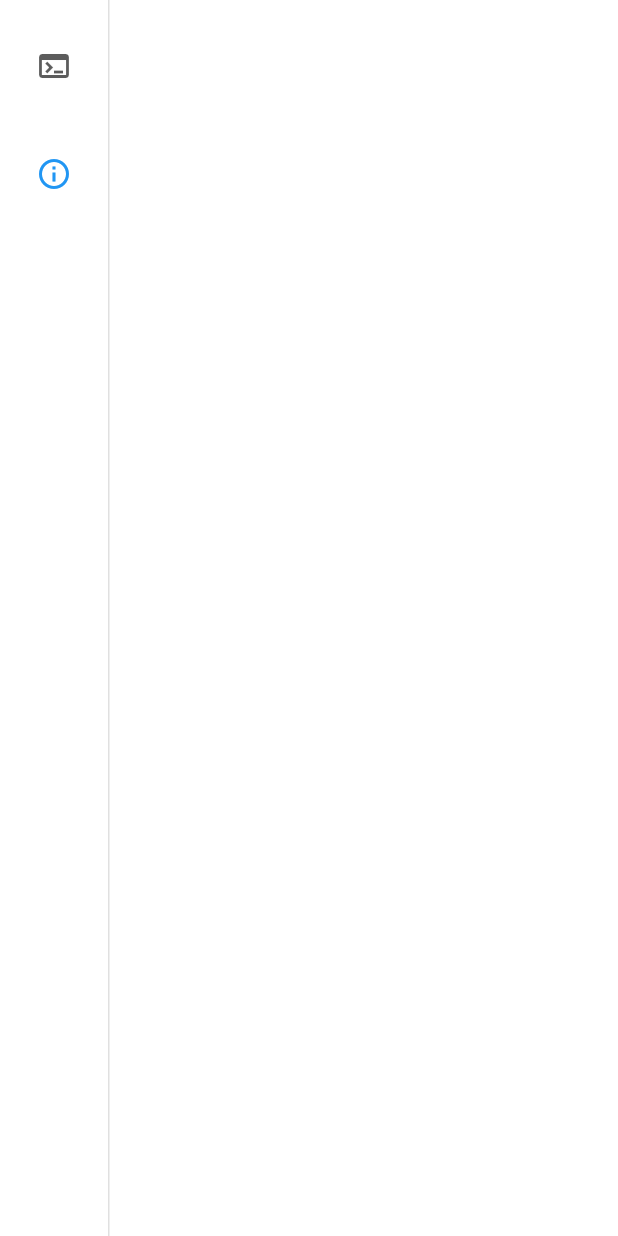
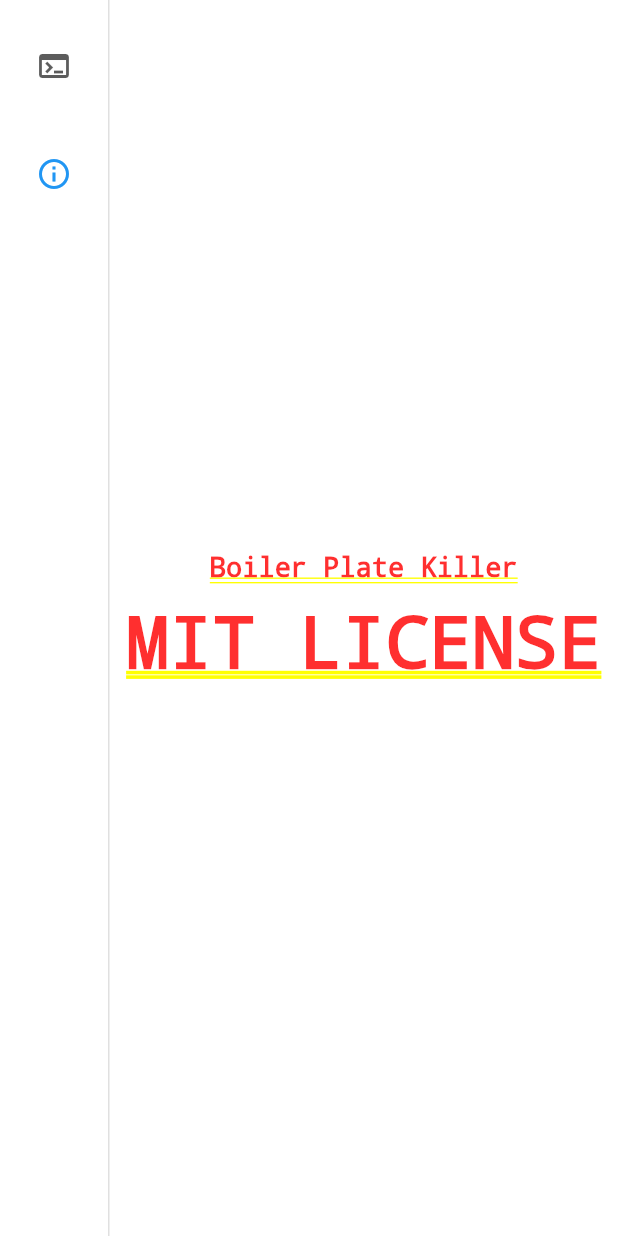
Before and after one commit to alexandreparra/boiler_plate_killer, a Flutter app: the screen it shows after launch, after a tap on "About", on a phone screen of 412 x 824 dp. Run offline on Flutter 3.47's test engine with Material 2 defaults, Android fonts, the phone set to English and light mode, and no system bars.

Commit message:
[DRAFT] AboutPage

```diff
--- /dev/null
+++ b/lib/pages/about/about_page.dart
@@ -0,0 +1,19 @@
+import 'package:flutter/cupertino.dart';
+
+class AboutPage extends StatelessWidget {
+  const AboutPage({Key? key}) : super(key: key);
+
+  @override
+  Widget build(BuildContext context) {
+    return Center(
+      child: Column(
+        mainAxisSize: MainAxisSize.min,
+        children: const [
+          Text('Boiler Plate Killer', style: TextStyle(fontSize: 18)),
+          SizedBox(height: 12),
+          Text('MIT LICENSE')
+        ],
+      ),
+    );
+  }
+}
--- a/lib/widgets/page_selector.dart
+++ b/lib/widgets/page_selector.dart
@@ -2,6 +2,7 @@ import 'package:boiler_plate_killer/pages/entity_boilerplate/entity_boilerplate.
 import 'package:flutter/material.dart';
 import 'package:provider/provider.dart';
 
+import '../pages/about/about_page.dart';
 import '../pages/entity_boilerplate/entity_boilerplate_notifier.dart';
 
 class PageSelector extends StatelessWidget {
@@ -14,7 +15,9 @@ class PageSelector extends StatelessWidget {
     if (index == 0) {
       return ChangeNotifierProvider(
           create: (context) => EntityBoilerplateNotifier(),
-          child: EntityBoilerplate());
+          child: const EntityBoilerplate());
+    } else if (index == 1) {
+      return const AboutPage();
     }
 
     return const SizedBox.shrink();
```
